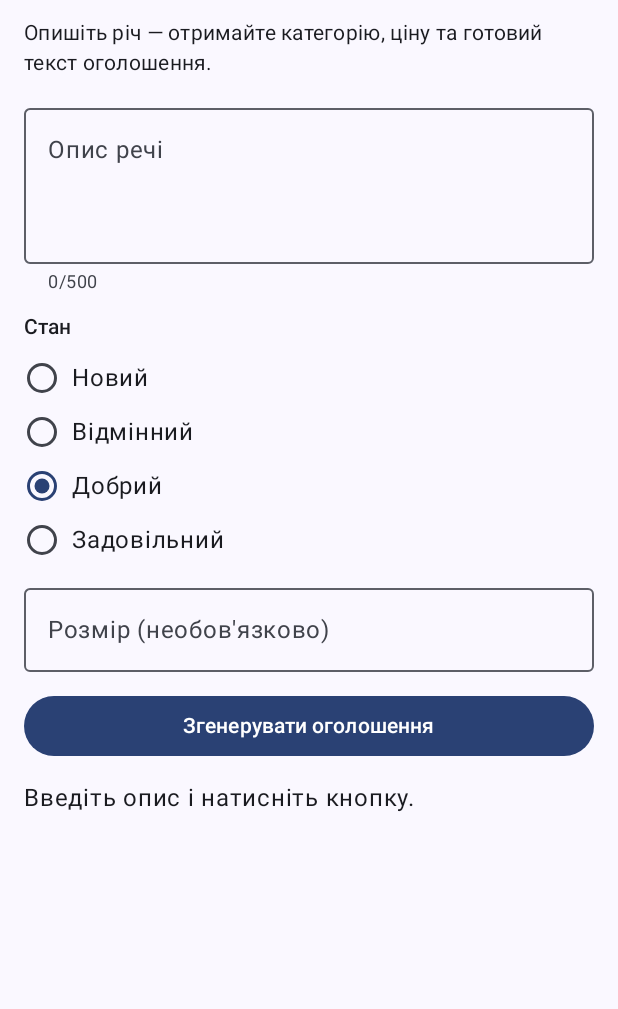
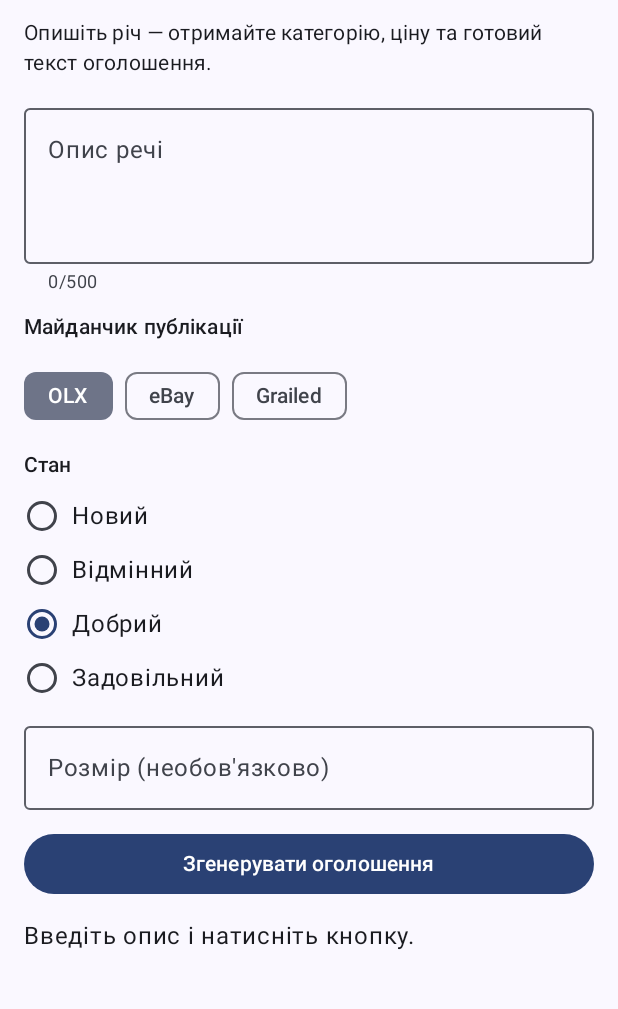
Before and after one commit to botsko2005-devvv/rewear-ai-secondhand-assistant, an Android app built with Jetpack Compose: the screen it shows after launch (MainActivity), on a phone screen of 412 x 824 dp, the part 78-1087 px from its top. Run offline under Robolectric (Android 15) with nearby library versions, the phone set to English and light mode, and no system bars.

Commit message:
Lab 3: Add platform selector UI (OLX, eBay, Grailed) to mobile app

```diff
--- a/mobile/app/src/main/java/com/rewear/ai/ListingModels.kt
+++ b/mobile/app/src/main/java/com/rewear/ai/ListingModels.kt
@@ -6,7 +6,8 @@ import com.google.gson.annotations.SerializedName
 data class ListingRequestDto(
     val description: String,
     val condition: String,
-    val size: String? = null
+    val size: String? = null,
+    val platform: String = "OLX"
 )
 
 data class ListingResponseDto(
--- a/mobile/app/src/main/java/com/rewear/ai/ListingViewModel.kt
+++ b/mobile/app/src/main/java/com/rewear/ai/ListingViewModel.kt
@@ -18,7 +18,7 @@ class ListingViewModel : ViewModel() {
     var uiState by mutableStateOf<UiState>(UiState.Idle)
         private set
 
-    fun generate(description: String, condition: String, size: String) {
+    fun generate(description: String, condition: String, size: String, platform: String = "OLX") {
         val text = description.trim()
 
         // Клієнтська валідація: на backend такий запит не йде
@@ -37,7 +37,8 @@ class ListingViewModel : ViewModel() {
                 val request = ListingRequestDto(
                     description = text,
                     condition = condition,
-                    size = size.trim().ifEmpty { null }
+                    size = size.trim().ifEmpty { null },
+                    platform = platform
                 )
                 val response = ApiClient.api.createListing(request)
                 if (response.isSuccessful) {
--- a/mobile/app/src/main/java/com/rewear/ai/MainActivity.kt
+++ b/mobile/app/src/main/java/com/rewear/ai/MainActivity.kt
@@ -41,11 +41,18 @@ private val CONDITIONS = listOf(
     "fair" to "Задовільний"
 )
 
+private val PLATFORMS = listOf(
+    "OLX" to "OLX",
+    "eBay" to "eBay",
+    "Grailed" to "Grailed"
+)
+
 @Composable
 fun ListingScreen(vm: ListingViewModel = viewModel()) {
     var description by rememberSaveable { mutableStateOf("") }
     var condition by rememberSaveable { mutableStateOf("good") }
     var size by rememberSaveable { mutableStateOf("") }
+    var platform by rememberSaveable { mutableStateOf("OLX") }
 
     val state = vm.uiState
 
@@ -75,6 +82,20 @@ fun ListingScreen(vm: ListingViewModel = viewModel()) {
             modifier = Modifier.fillMaxWidth()
         )
 
+        Text("Майданчик публікації", style = MaterialTheme.typography.titleSmall)
+        Row(
+            modifier = Modifier.fillMaxWidth(),
+            horizontalArrangement = Arrangement.spacedBy(8.dp)
+        ) {
+            PLATFORMS.forEach { (value, label) ->
+                FilterChip(
+                    selected = platform == value,
+                    onClick = { platform = value },
+                    label = { Text(label) }
+                )
+            }
+        }
+
         Text("Стан", style = MaterialTheme.typography.titleSmall)
         CONDITIONS.forEach { (value, label) ->
             Row(
@@ -101,7 +122,7 @@ fun ListingScreen(vm: ListingViewModel = viewModel()) {
         )
 
         Button(
-            onClick = { vm.generate(description, condition, size) },
+            onClick = { vm.generate(description, condition, size, platform) },
             enabled = state !is UiState.Loading,
             modifier = Modifier.fillMaxWidth()
         ) {
@@ -137,7 +158,7 @@ fun ListingScreen(vm: ListingViewModel = viewModel()) {
                 Column(Modifier.padding(16.dp), verticalArrangement = Arrangement.spacedBy(8.dp)) {
                     Text("Помилка", style = MaterialTheme.typography.titleMedium)
                     Text(state.message)
-                    OutlinedButton(onClick = { vm.generate(description, condition, size) }) {
+                    OutlinedButton(onClick = { vm.generate(description, condition, size, platform) }) {
                         Text("Повторити")
                     }
                 }
```
